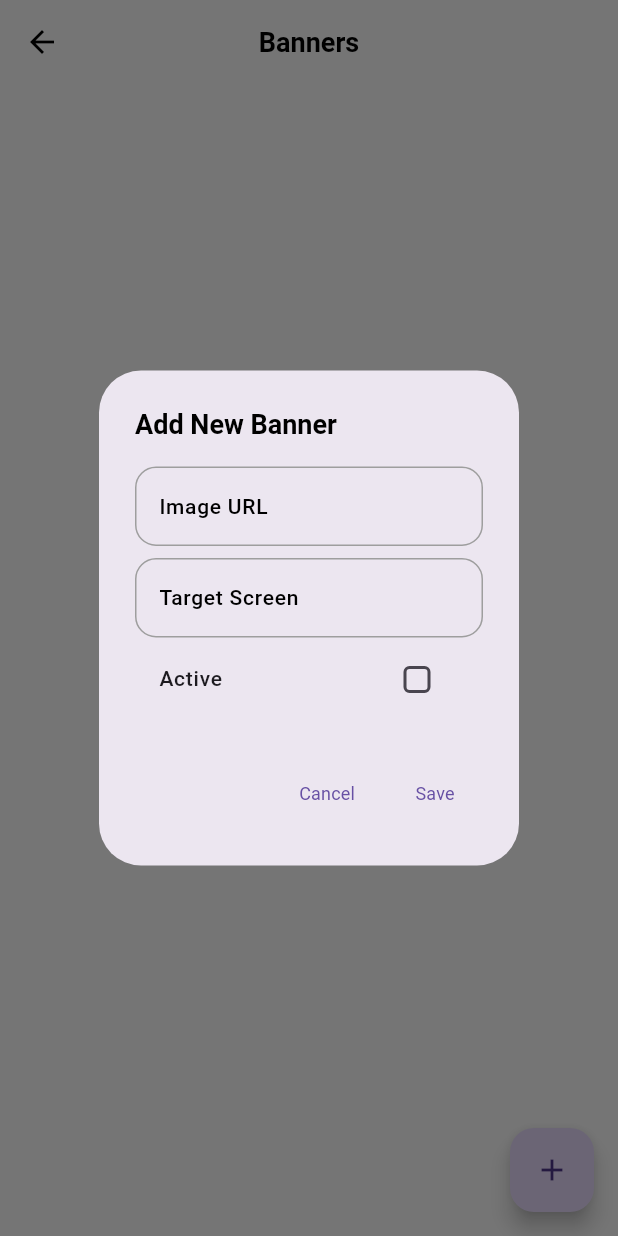
After one commit to Edil-Ayehu/ecommerce_admin_panel, a Flutter app: the BannersPage screen opened directly, after a tap on the "add" icon, on a phone screen of 412 x 824 dp. The commit adds this screen. Run offline on Flutter 3.47's test engine with Material 3 defaults, Android fonts, the phone set to English and light mode, and no system bars; our stand-ins replace cached_network_image, cloud_firestore, firebase_core, get, modal_progress_hud_nsn; accounts and stored records are empty; Roboto replaces fonts that are missing (Poppins).

Commit message:
ManageProductsPage modified and BannersPage implemeted!

```diff
--- /dev/null
+++ b/lib/pages/banners_page.dart
@@ -0,0 +1,207 @@
+import 'package:cached_network_image/cached_network_image.dart';
+import 'package:flutter/material.dart';
+import 'package:cloud_firestore/cloud_firestore.dart';
+
+class BannerData {
+  final String imageUrl;
+  final String targetScreen;
+  final bool active;
+
+  BannerData({
+    required this.imageUrl,
+    required this.targetScreen,
+    required this.active,
+  });
+}
+
+class BannersPage extends StatefulWidget {
+  const BannersPage({Key? key}) : super(key: key);
+
+  @override
+  _BannersPageState createState() => _BannersPageState();
+}
+
+class _BannersPageState extends State<BannersPage> {
+  final TextEditingController _imageUrlController = TextEditingController();
+  final TextEditingController _targetScreenController = TextEditingController();
+  bool _active = false;
+
+  void _saveNewBannerToFirestore(
+      String imageUrl, String targetScreen, bool active, BuildContext context) {
+    try {
+      // Get an instance of FirebaseFirestore
+      FirebaseFirestore firestore = FirebaseFirestore.instance;
+
+      // Reference the "Banners" collection
+      CollectionReference banners = firestore.collection('Banners');
+
+      // Add a new document to the "Banners" collection
+      banners.add({
+        'ImageUrl': imageUrl,
+        'TargetScreen': targetScreen,
+        'Active': active,
+      }).then((value) {
+        // If the document is added successfully
+        print('New banner added with ID: ${value.id}');
+        ScaffoldMessenger.of(context).showSnackBar(
+          const SnackBar(content: Text('New banner added successfully')),
+        );
+      }).catchError((error) {
+        // If an error occurs while adding the document
+        print('Error adding banner: $error');
+        ScaffoldMessenger.of(context).showSnackBar(
+          SnackBar(content: Text('Failed to add new banner: $error')),
+        );
+      });
+    } catch (error) {
+      print('Error saving banner data: $error');
+      ScaffoldMessenger.of(context).showSnackBar(
+        SnackBar(content: Text('Error saving banner data: $error')),
+      );
+    }
+  }
+
+  bool _isValidUrl(String url) {
+    // Use a regular expression to check if the URL format is valid
+    // This is a basic example, you may need to adjust it based on your specific requirements
+    final Uri? uri = Uri.tryParse(url);
+    return uri != null && uri.isAbsolute;
+  }
+
+  @override
+  Widget build(BuildContext context) {
+    return Scaffold(
+      appBar: AppBar(
+        title: const Text('Banners'),
+      ),
+      body: StreamBuilder<QuerySnapshot>(
+        stream: FirebaseFirestore.instance.collection('Banners').snapshots(),
+        builder: (context, snapshot) {
+          if (snapshot.connectionState == ConnectionState.waiting) {
+            return const Center(
+              child: CircularProgressIndicator(),
+            );
+          }
+          if (snapshot.hasError) {
+            return Center(
+              child: Text('Error: ${snapshot.error}'),
+            );
+          }
+          if (!snapshot.hasData || snapshot.data!.docs.isEmpty) {
+            return const Center(
+              child: Text('No data found.'),
+            );
+          }
+          return ListView.builder(
+            itemCount: snapshot.data!.docs.length,
+            itemBuilder: (context, index) {
+              DocumentSnapshot banner = snapshot.data!.docs[index];
+              BannerData bannerData = BannerData(
+                imageUrl: banner['ImageUrl'],
+                targetScreen: banner['TargetScreen'],
+                active: banner['Active'],
+              );
+              return ListTile(
+                title: ClipRRect(
+                  borderRadius: BorderRadius.circular(12),
+                  child: CachedNetworkImage(
+                    imageUrl: bannerData.imageUrl,
+                    errorWidget: (context, url, error) {
+                      // Check if the URL is null or empty
+                      if (bannerData.imageUrl == null ||
+                          bannerData.imageUrl.isEmpty) {
+                        // If the URL is empty or null, display a custom message
+                        return const Text('Empty URL');
+                      } else if (_isValidUrl(bannerData.imageUrl)) {
+                        // If the URL is valid, display a default error icon
+                        return const Icon(Icons.error);
+                      } else {
+                        // If the URL is invalid, display a custom error message
+                        return const Text('Invalid URL');
+                      }
+                    },
+                    fit: BoxFit.cover,
+                  ),
+                ),
+                subtitle: Column(
+                  crossAxisAlignment: CrossAxisAlignment.start,
+                  children: [
+                    Text('Target Screen: ${bannerData.targetScreen}'),
+                    Text('Active: ${bannerData.active}'),
+                  ],
+                ),
+              );
+            },
+          );
+        },
+      ),
+      floatingActionButton: FloatingActionButton(
+        onPressed: () {
+          _showAddBannerDialog(context);
+        },
+        child: const Icon(Icons.add),
+      ),
+    );
+  }
+
+  void _showAddBannerDialog(BuildContext context) {
+    showDialog(
+      context: context,
+      builder: (BuildContext context) {
+        return StatefulBuilder(
+          builder: (context, setState) {
+            return AlertDialog(
+              title: const Text('Add New Banner'),
+              content: SingleChildScrollView(
+                child: Column(
+                  crossAxisAlignment: CrossAxisAlignment.start,
+                  children: [
+                    TextFormField(
+                      controller: _imageUrlController,
+                      decoration: const InputDecoration(labelText: 'Image URL'),
+                    ),
+                    const SizedBox(height: 8),
+                    TextFormField(
+                      controller: _targetScreenController,
+                      decoration:
+                          const InputDecoration(labelText: 'Target Screen'),
+                    ),
+                    CheckboxListTile(
+                      title: const Text('Active'),
+                      value: _active,
+                      onChanged: (bool? value) {
+                        setState(() {
+                          _active = value ?? false;
+                        });
+                      },
+                    ),
+                  ],
+                ),
+              ),
+              actions: <Widget>[
+                TextButton(
+                  onPressed: () {
+                    Navigator.of(context).pop();
+                  },
+                  child: const Text('Cancel'),
+                ),
+                TextButton(
+                  onPressed: () {
+                    _saveNewBannerToFirestore(
+                      _imageUrlController.text.trim(),
+                      _targetScreenController.text.trim(),
+                      _active,
+                      context,
+                    );
+                    Navigator.of(context).pop();
+                  },
+                  child: const Text('Save'),
+                ),
+              ],
+            );
+          },
+        );
+      },
+    );
+  }
+}
```
Also changed, not shown: lib/components/my_drawer.dart (+40 -11 lines), lib/pages/manage_products.dart (+24 -5 lines), lib/pages/product_details_page.dart (+15 -9 lines), pubspec.yaml (+1 -7 lines), pubspec.lock, 5 other files.
